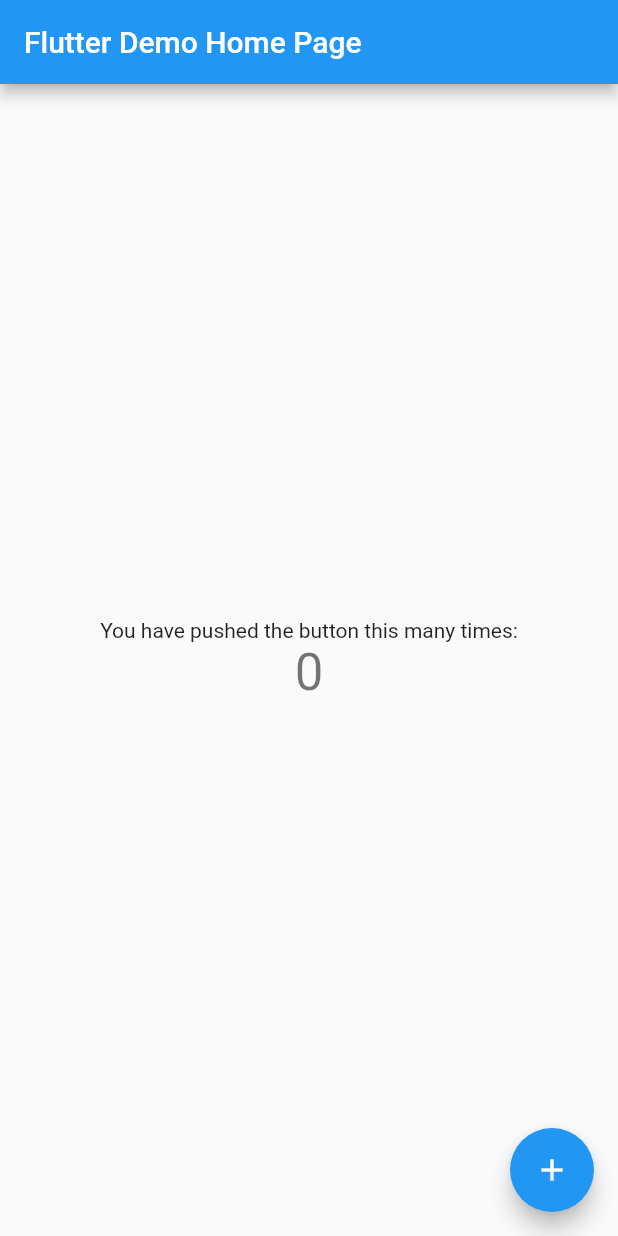
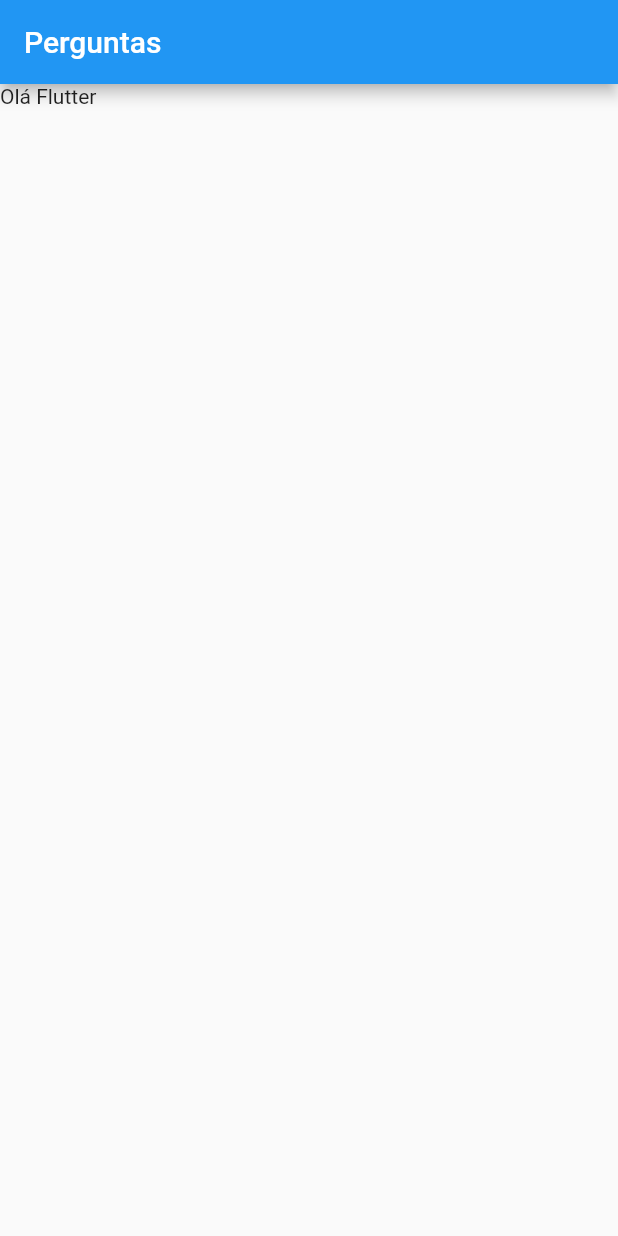
Before and after one commit to davidfffelix/QuizGame, a Flutter app: the screen it shows after launch, on a phone screen of 412 x 824 dp. Run offline on Flutter 3.47's test engine with Material 2 defaults, Android fonts, the phone set to English and light mode, and no system bars.

```diff
--- a/lib/main.dart
+++ b/lib/main.dart
@@ -1,115 +1,17 @@
 import 'package:flutter/material.dart';
 
-void main() {
-  runApp(const MyApp());
-}
+main() => runApp(PerguntaApp()); //Componente raíz
 
-class MyApp extends StatelessWidget {
-  const MyApp({Key? key}) : super(key: key);
-
-  // This widget is the root of your application.
+class PerguntaApp extends StatelessWidget {
   @override
   Widget build(BuildContext context) {
     return MaterialApp(
-      title: 'Flutter Demo',
-      theme: ThemeData(
-        // This is the theme of your application.
-        //
-        // Try running your application with "flutter run". You'll see the
-        // application has a blue toolbar. Then, without quitting the app, try
-        // changing the primarySwatch below to Colors.green and then invoke
-        // "hot reload" (press "r" in the console where you ran "flutter run",
-        // or simply save your changes to "hot reload" in a Flutter IDE).
-        // Notice that the counter didn't reset back to zero; the application
-        // is not restarted.
-        primarySwatch: Colors.blue,
+      home: Scaffold(
+        appBar: AppBar(
+          title: Text('Perguntas'),
+        ),
+        body: Text('Olá Flutter'),
       ),
-      home: const MyHomePage(title: 'Flutter Demo Home Page'),
     );
   }
 }
-
-class MyHomePage extends StatefulWidget {
-  const MyHomePage({Key? key, required this.title}) : super(key: key);
-
-  // This widget is the home page of your application. It is stateful, meaning
-  // that it has a State object (defined below) that contains fields that affect
-  // how it looks.
-
-  // This class is the configuration for the state. It holds the values (in this
-  // case the title) provided by the parent (in this case the App widget) and
-  // used by the build method of the State. Fields in a Widget subclass are
-  // always marked "final".
-
-  final String title;
-
-  @override
-  State<MyHomePage> createState() => _MyHomePageState();
-}
-
-class _MyHomePageState extends State<MyHomePage> {
-  int _counter = 0;
-
-  void _incrementCounter() {
-    setState(() {
-      // This call to setState tells the Flutter framework that something has
-      // changed in this State, which causes it to rerun the build method below
-      // so that the display can reflect the updated values. If we changed
-      // _counter without calling setState(), then the build method would not be
-      // called again, and so nothing would appear to happen.
-      _counter++;
-    });
-  }
-
-  @override
-  Widget build(BuildContext context) {
-    // This method is rerun every time setState is called, for instance as done
-    // by the _incrementCounter method above.
-    //
-    // The Flutter framework has been optimized to make rerunning build methods
-    // fast, so that you can just rebuild anything that needs updating rather
-    // than having to individually change instances of widgets.
-    return Scaffold(
-      appBar: AppBar(
-        // Here we take the value from the MyHomePage object that was created by
-        // the App.build method, and use it to set our appbar title.
-        title: Text(widget.title),
-      ),
-      body: Center(
-        // Center is a layout widget. It takes a single child and positions it
-        // in the middle of the parent.
-        child: Column(
-          // Column is also a layout widget. It takes a list of children and
-          // arranges them vertically. By default, it sizes itself to fit its
-          // children horizontally, and tries to be as tall as its parent.
-          //
-          // Invoke "debug painting" (press "p" in the console, choose the
-          // "Toggle Debug Paint" action from the Flutter Inspector in Android
-          // Studio, or the "Toggle Debug Paint" command in Visual Studio Code)
-          // to see the wireframe for each widget.
-          //
-          // Column has various properties to control how it sizes itself and
-          // how it positions its children. Here we use mainAxisAlignment to
-          // center the children vertically; the main axis here is the vertical
-          // axis because Columns are vertical (the cross axis would be
-          // horizontal).
-          mainAxisAlignment: MainAxisAlignment.center,
-          children: <Widget>[
-            const Text(
-              'You have pushed the button this many times:',
-            ),
-            Text(
-              '$_counter',
-              style: Theme.of(context).textTheme.headline4,
-            ),
-          ],
-        ),
-      ),
-      floatingActionButton: FloatingActionButton(
-        onPressed: _incrementCounter,
-        tooltip: 'Increment',
-        child: const Icon(Icons.add),
-      ), // This trailing comma makes auto-formatting nicer for build methods.
-    );
-  }
-}
```
